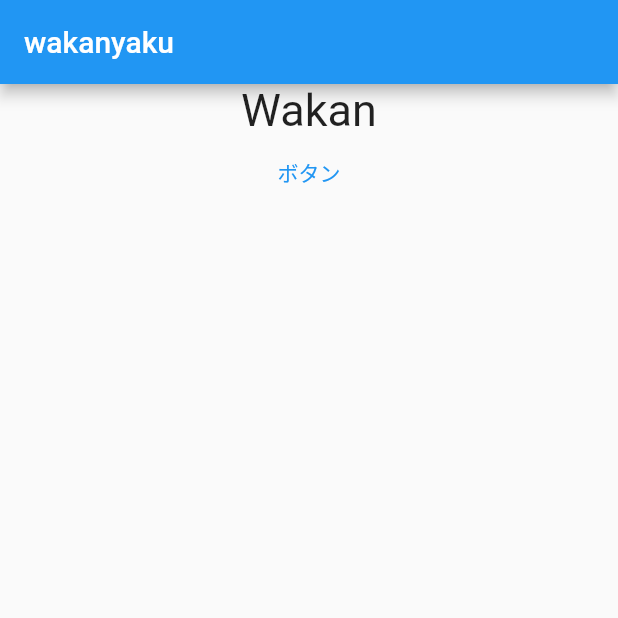
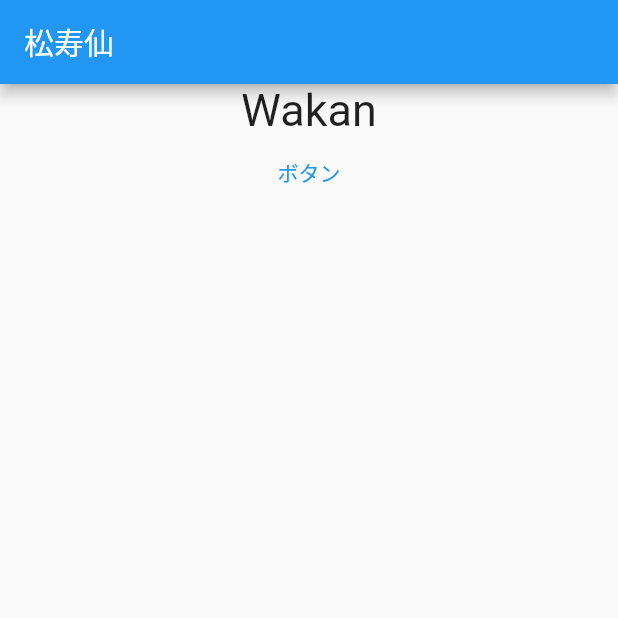
Before and after one commit to Kilyusan/learn_provider, a Flutter app: the screen it shows after launch, on a phone screen of 412 x 824 dp, the top half of it. Run offline on Flutter 3.47's test engine with Material 2 defaults, Android fonts, the phone set to English and light mode, and no system bars.

Commit message:
Revert "third comit"
This reverts commit b50cabf7

```diff
--- a/lib/main.dart
+++ b/lib/main.dart
@@ -14,7 +14,7 @@ class MyApp extends StatelessWidget {
         create: (_) => MainModel(),
         child: Scaffold(
           appBar: AppBar(
-            title: Text('wakanyaku'),
+            title: Text('松寿仙'),
           ),
           body: Consumer<MainModel>(
             builder: (context, model, child) {
```
